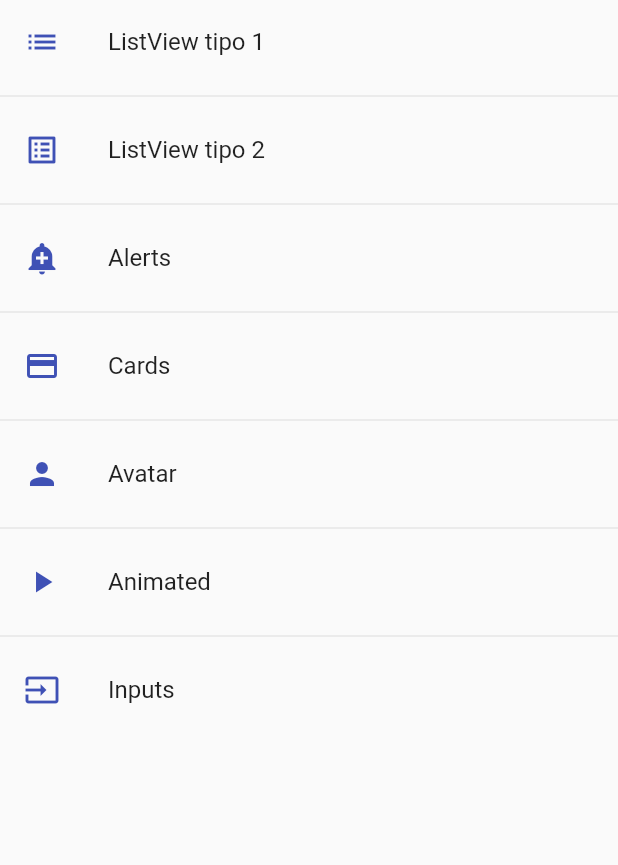
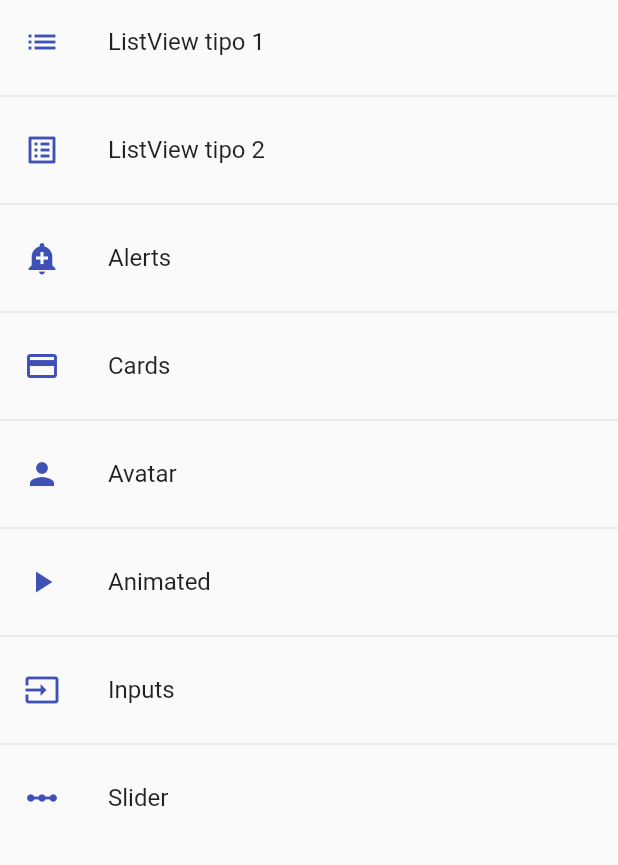
Before and after one commit to Keickd/Componentes-de-flutter, a Flutter app: the screen it shows after launch, on a phone screen of 412 x 824 dp, the part 84-949 px from its top. Run offline on Flutter 3.47's test engine with Material 2 defaults, Android fonts, the phone set to English and light mode, and no system bars.

Commit message:
slider with photo

```diff
--- a/lib/router/app_routes.dart
+++ b/lib/router/app_routes.dart
@@ -40,7 +40,12 @@ class AppRoutes {
         route: 'inputs',
         name: 'Inputs',
         screen: const InputsScreen(),
-        icon: Icons.input)
+        icon: Icons.input),
+    MenuOption(
+        route: 'slider',
+        name: 'Slider',
+        screen: const SliderScreen(),
+        icon: Icons.linear_scale)
   ];
 
   static Map<String, Widget Function(BuildContext)> getAppRoutes() {
--- a/lib/screens/screens.dart
+++ b/lib/screens/screens.dart
@@ -1,3 +1,4 @@
+export 'package:fl_components/screens/slider_screen.dart';
 export 'package:fl_components/screens/inputs_screen.dart';
 export 'package:fl_components/screens/animated_screen.dart';
 export 'package:fl_components/screens/avatar_screen.dart';
```
Also changed, not shown: lib/screens/slider_screen.dart (added, +45 -0 lines).
